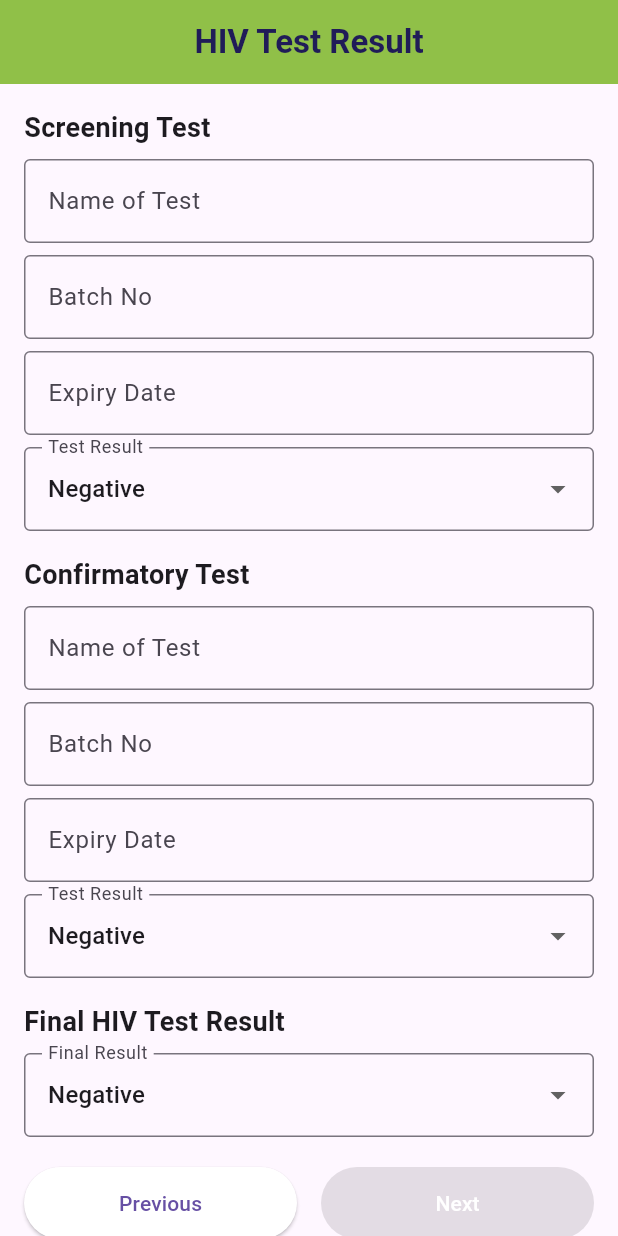
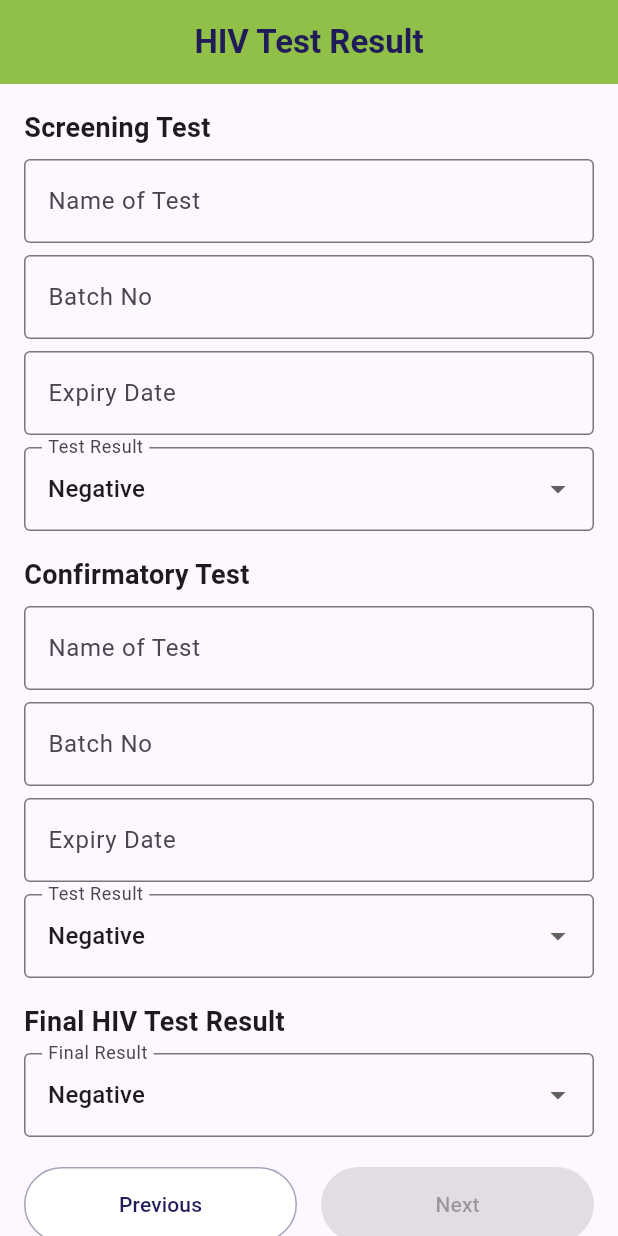
Before and after one commit to munashethedeveloper/kenwell_health_app, a Flutter app: the HIVTestResultScreen screen opened by its route, on a phone screen of 412 x 824 dp. Run offline on Flutter 3.47's test engine with Material 3 defaults, Android fonts, the phone set to English and light mode, and no system bars; our stand-ins replace cloud_firestore, firebase_auth, package_info_plus, shared_preferences, signature, table_calendar; accounts and stored records are empty.

Commit message:
Refactor: Introduce Kenwell UI components and update screens
Co-authored-by: munashethedeveloper <munashethedeveloper@gmail.com>

```diff
--- /dev/null
+++ b/lib/ui/core/ui/shared/kenwell_app_bar.dart
@@ -0,0 +1,55 @@
+import 'package:flutter/material.dart';
+
+import 'kenwell_colors.dart';
+
+/// AppBar with Kenwell default styling and sensible customization hooks.
+class KenwellAppBar extends StatelessWidget implements PreferredSizeWidget {
+  const KenwellAppBar({
+    super.key,
+    required this.title,
+    this.centerTitle = true,
+    this.automaticallyImplyLeading = true,
+    this.backgroundColor,
+    this.titleColor,
+    this.actions,
+    this.bottom,
+  });
+
+  final String title;
+  final bool centerTitle;
+  final bool automaticallyImplyLeading;
+  final Color? backgroundColor;
+  final Color? titleColor;
+  final List<Widget>? actions;
+  final PreferredSizeWidget? bottom;
+
+  @override
+  Widget build(BuildContext context) {
+    final Color resolvedBackground =
+        backgroundColor ?? KenwellColors.primaryGreen;
+    final Color resolvedTitleColor =
+        titleColor ?? KenwellColors.secondaryNavy;
+
+    return AppBar(
+      title: Text(
+        title,
+        style: TextStyle(
+          color: resolvedTitleColor,
+          fontWeight: FontWeight.bold,
+        ),
+      ),
+      centerTitle: centerTitle,
+      automaticallyImplyLeading: automaticallyImplyLeading,
+      backgroundColor: resolvedBackground,
+      actions: actions,
+      bottom: bottom,
+      iconTheme: IconThemeData(color: resolvedTitleColor),
+    );
+  }
+
+  @override
+  Size get preferredSize {
+    final double height = kToolbarHeight + (bottom?.preferredSize.height ?? 0);
+    return Size.fromHeight(height);
+  }
+}
--- /dev/null
+++ b/lib/ui/core/ui/shared/kenwell_buttons.dart
@@ -0,0 +1,128 @@
+import 'package:flutter/material.dart';
+
+import 'kenwell_colors.dart';
+
+class KenwellFilledButton extends StatelessWidget {
+  const KenwellFilledButton({
+    super.key,
+    required this.label,
+    required this.onPressed,
+    this.isBusy = false,
+    this.backgroundColor,
+    this.foregroundColor,
+    this.minHeight = 50,
+    this.padding = const EdgeInsets.symmetric(vertical: 14),
+  });
+
+  final String label;
+  final VoidCallback? onPressed;
+  final bool isBusy;
+  final Color? backgroundColor;
+  final Color? foregroundColor;
+  final double minHeight;
+  final EdgeInsetsGeometry padding;
+
+  @override
+  Widget build(BuildContext context) {
+    final Color resolvedBackground =
+        backgroundColor ?? KenwellColors.secondaryNavy;
+    final Color resolvedForeground = foregroundColor ?? Colors.white;
+    final bool isDisabled = onPressed == null || isBusy;
+
+    return ElevatedButton(
+      onPressed: isDisabled ? null : onPressed,
+      style: ElevatedButton.styleFrom(
+        backgroundColor: resolvedBackground,
+        foregroundColor: resolvedForeground,
+        minimumSize: Size.fromHeight(minHeight),
+        padding: padding,
+      ),
+      child: isBusy
+          ? SizedBox(
+              height: 20,
+              width: 20,
+              child: CircularProgressIndicator(
+                strokeWidth: 2.0,
+                valueColor: AlwaysStoppedAnimation<Color>(resolvedForeground),
+              ),
+            )
+          : Text(label),
+    );
+  }
+}
+
+class KenwellSecondaryButton extends StatelessWidget {
+  const KenwellSecondaryButton({
+    super.key,
+    required this.label,
+    this.onPressed,
+    this.minHeight = 50,
+    this.padding = const EdgeInsets.symmetric(vertical: 14),
+  });
+
+  final String label;
+  final VoidCallback? onPressed;
+  final double minHeight;
+  final EdgeInsetsGeometry padding;
+
+  @override
+  Widget build(BuildContext context) {
+    return OutlinedButton(
+      onPressed: onPressed,
+      style: OutlinedButton.styleFrom(
+        minimumSize: Size.fromHeight(minHeight),
+        padding: padding,
+        backgroundColor: Colors.white,
+        foregroundColor: KenwellColors.secondaryNavy,
+        side: BorderSide(color: KenwellColors.secondaryNavy.withOpacity(0.4)),
+      ),
+      child: Text(label),
+    );
+  }
+}
+
+class KenwellFormNavigation extends StatelessWidget {
+  const KenwellFormNavigation({
+    super.key,
+    required this.onNext,
+    this.onPrevious,
+    this.isNextEnabled = true,
+    this.isNextBusy = false,
+    this.previousLabel = 'Previous',
+    this.nextLabel = 'Next',
+    this.spacing = 16,
+  });
+
+  final VoidCallback onNext;
+  final VoidCallback? onPrevious;
+  final bool isNextEnabled;
+  final bool isNextBusy;
+  final String previousLabel;
+  final String nextLabel;
+  final double spacing;
+
+  @override
+  Widget build(BuildContext context) {
+    return Row(
+      children: [
+        if (onPrevious != null)
+          Expanded(
+            child: KenwellSecondaryButton(
+              label: previousLabel,
+              onPressed: onPrevious,
+            ),
+          ),
+        if (onPrevious != null) SizedBox(width: spacing),
+        Expanded(
+          child: KenwellFilledButton(
+            label: nextLabel,
+            onPressed: isNextEnabled ? onNext : null,
+            isBusy: isNextBusy,
+            backgroundColor: KenwellColors.primaryGreen,
+            foregroundColor: Colors.white,
+          ),
+        ),
+      ],
+    );
+  }
+}
--- /dev/null
+++ b/lib/ui/core/ui/shared/kenwell_colors.dart
@@ -0,0 +1,11 @@
+import 'package:flutter/material.dart';
+
+/// Central place for Kenwell-specific color constants.
+class KenwellColors {
+  const KenwellColors._();
+
+  static const Color primaryGreen = Color(0xFF90C048);
+  static const Color secondaryNavy = Color(0xFF201C58);
+  static const Color neutralWhite = Colors.white;
+  static const Color neutralGrey = Color(0xFF6B7280);
+}
--- /dev/null
+++ b/lib/ui/core/ui/shared/shared.dart
@@ -0,0 +1,3 @@
+export 'kenwell_app_bar.dart';
+export 'kenwell_buttons.dart';
+export 'kenwell_colors.dart';
--- a/lib/ui/features/hiv_test_results/widgets/hiv_test_result_screen.dart
+++ b/lib/ui/features/hiv_test_results/widgets/hiv_test_result_screen.dart
@@ -1,6 +1,7 @@
 import 'package:flutter/material.dart';
 import 'package:provider/provider.dart';
 import '../view_model/hiv_test_result_view_model.dart';
+import '../../../core/ui/shared/shared.dart';
 
 class HIVTestResultScreen extends StatelessWidget {
   final VoidCallback onNext;
@@ -16,19 +17,11 @@ class HIVTestResultScreen extends StatelessWidget {
   Widget build(BuildContext context) {
     final viewModel = context.watch<HIVTestResultViewModel>();
 
-    return Scaffold(
-      appBar: AppBar(
-        title: const Text(
-          'HIV Test Result',
-          style: TextStyle(
-            color: Color(0xFF201C58),
-            fontWeight: FontWeight.bold,
-          ),
+      return Scaffold(
+        appBar: const KenwellAppBar(
+          title: 'HIV Test Result',
+          automaticallyImplyLeading: false,
         ),
-        automaticallyImplyLeading: false,
-        backgroundColor: const Color(0xFF90C048),
-        centerTitle: true,
-      ),
       body: SingleChildScrollView(
         padding: const EdgeInsets.all(16),
         child: Column(
@@ -84,41 +77,13 @@ class HIVTestResultScreen extends StatelessWidget {
               viewModel.setFinalResult,
             ),
             const SizedBox(height: 20),
-            Row(
-              mainAxisAlignment: MainAxisAlignment.spaceBetween,
-              children: [
-                Expanded(
-                  child: ElevatedButton(
-                    onPressed: onPrevious,
-                    style: ElevatedButton.styleFrom(
-                      backgroundColor: Colors.white,
-                      padding: const EdgeInsets.symmetric(vertical: 14.0),
-                    ),
-                    child: const Text('Previous'),
-                  ),
-                ),
-                const SizedBox(width: 16),
-                Expanded(
-                  child: ElevatedButton(
-                    onPressed: viewModel.isFormValid && !viewModel.isSubmitting
-                        ? () => viewModel.submitTestResult(onNext)
-                        : null,
-                    style: ElevatedButton.styleFrom(
-                      backgroundColor: const Color(0xFF90C048),
-                      padding: const EdgeInsets.symmetric(vertical: 14.0),
-                    ),
-                    child: viewModel.isSubmitting
-                        ? const CircularProgressIndicator(
-                            valueColor: AlwaysStoppedAnimation(Colors.white),
-                          )
-                        : const Text(
-                            'Next',
-                            style: TextStyle(color: Colors.white),
-                          ),
-                  ),
-                ),
-              ],
-            ),
+              KenwellFormNavigation(
+                onPrevious: onPrevious,
+                onNext: () => viewModel.submitTestResult(onNext),
+                isNextBusy: viewModel.isSubmitting,
+                isNextEnabled:
+                    viewModel.isFormValid && !viewModel.isSubmitting,
+              ),
           ],
         ),
       ),
```
Also changed, not shown: lib/ui/features/auth/widgets/forgot_password_screen.dart (+8 -19 lines), lib/ui/features/auth/widgets/login_screen.dart (+9 -22 lines), lib/ui/features/auth/widgets/register_screen.dart (+7 -20 lines), lib/ui/features/patient/widgets/personal_details_screen.dart (+10 -45 lines), lib/ui/features/settings/widgets/settings_screen.dart (+5 -18 lines).
